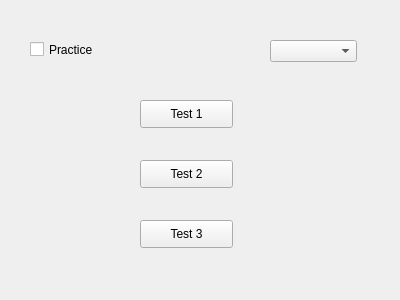
This is typepage.ui in SyntaxError031/attentional-cueing-test as Qt 5 draws it before an edit. The edited form follows.
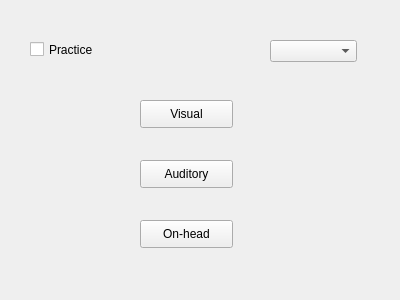
This is the edited form.

Commit message: use arrow as visual cue

Patch:
```diff
--- a/typepage.ui
+++ b/typepage.ui
@@ -23,7 +23,7 @@
     </rect>
    </property>
    <property name="text">
-    <string>Test 1</string>
+    <string>Visual</string>
    </property>
   </widget>
   <widget class="QPushButton" name="auditory">
@@ -36,7 +36,7 @@
     </rect>
    </property>
    <property name="text">
-    <string>Test 2</string>
+    <string>Auditory</string>
    </property>
   </widget>
   <widget class="QPushButton" name="tactile">
@@ -49,7 +49,7 @@
     </rect>
    </property>
    <property name="text">
-    <string>Test 3</string>
+    <string>On-head</string>
    </property>
   </widget>
   <widget class="QComboBox" name="comboBox">
```
The commit also changes 5 other files.
